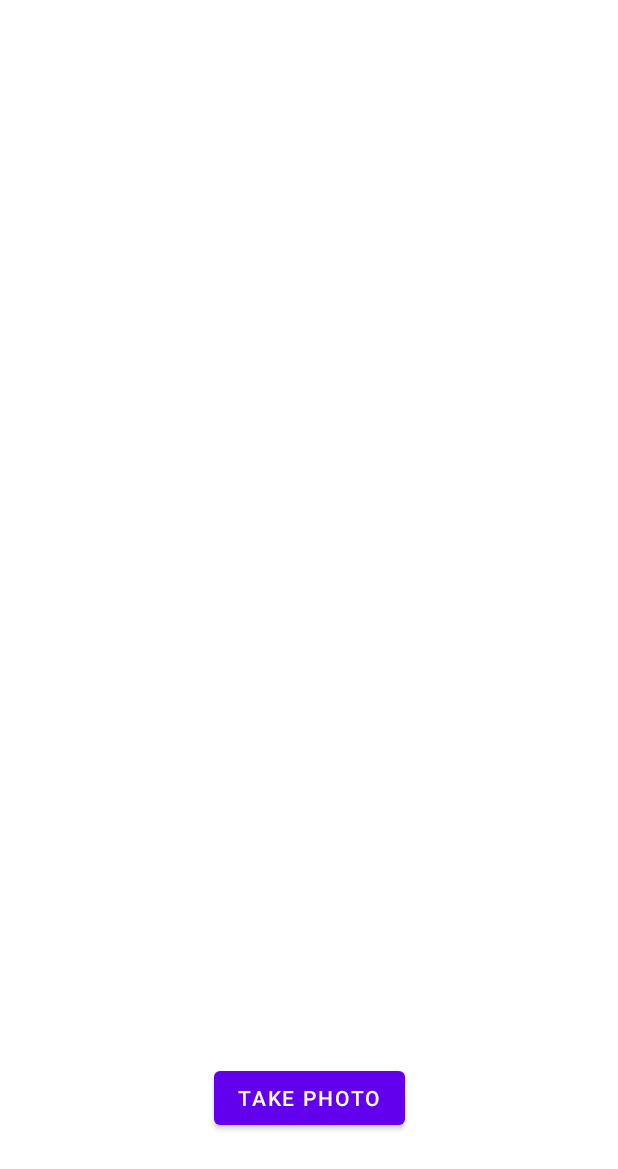
After one commit to huthuthiddeli/DermaAI, an Android app: the layout fragment_photo.xml on its own in the app's theme, with its tools: preview values and no code run, on a phone screen of 412 x 824 dp. The commit adds this screen. Shown: the top 1169 px of the screen. Run offline under Robolectric (Android 15) with nearby library versions, the phone set to English and light mode, and no system bars.

Commit message:
Android - PhotoFragment

```diff
--- /dev/null
+++ b/src/Android/app/src/main/res/layout/fragment_photo.xml
@@ -0,0 +1,19 @@
+<?xml version="1.0" encoding="utf-8"?>
+<androidx.constraintlayout.widget.ConstraintLayout xmlns:android="http://schemas.android.com/apk/res/android"
+    xmlns:app="http://schemas.android.com/apk/res-auto"
+    xmlns:tools="http://schemas.android.com/tools"
+    android:layout_width="match_parent"
+             android:layout_height="match_parent">
+
+    <Button
+        android:id="@+id/takePhotoBtn"
+        android:layout_width="wrap_content"
+        android:layout_height="wrap_content"
+        android:text="@string/take_photo"
+        app:layout_constraintBottom_toBottomOf="parent"
+        app:layout_constraintEnd_toEndOf="parent"
+        app:layout_constraintStart_toStartOf="parent"
+        app:layout_constraintTop_toTopOf="parent"
+        app:layout_constraintVertical_bias="0.912" />
+
+</androidx.constraintlayout.widget.ConstraintLayout>
```
Also changed, not shown: src/Android/app/src/main/java/com/example/dermaai_android_140/ui/photo/TakePhotoFragment.kt (added, +84 -0 lines), src/Android/app/src/main/java/com/example/dermaai_android_140/ui/photo/TakePhotoViewModel.kt (added, +14 -0 lines), src/Android/app/src/main/res/layout/fragment_slideshow.xml (+0 -8 lines).
